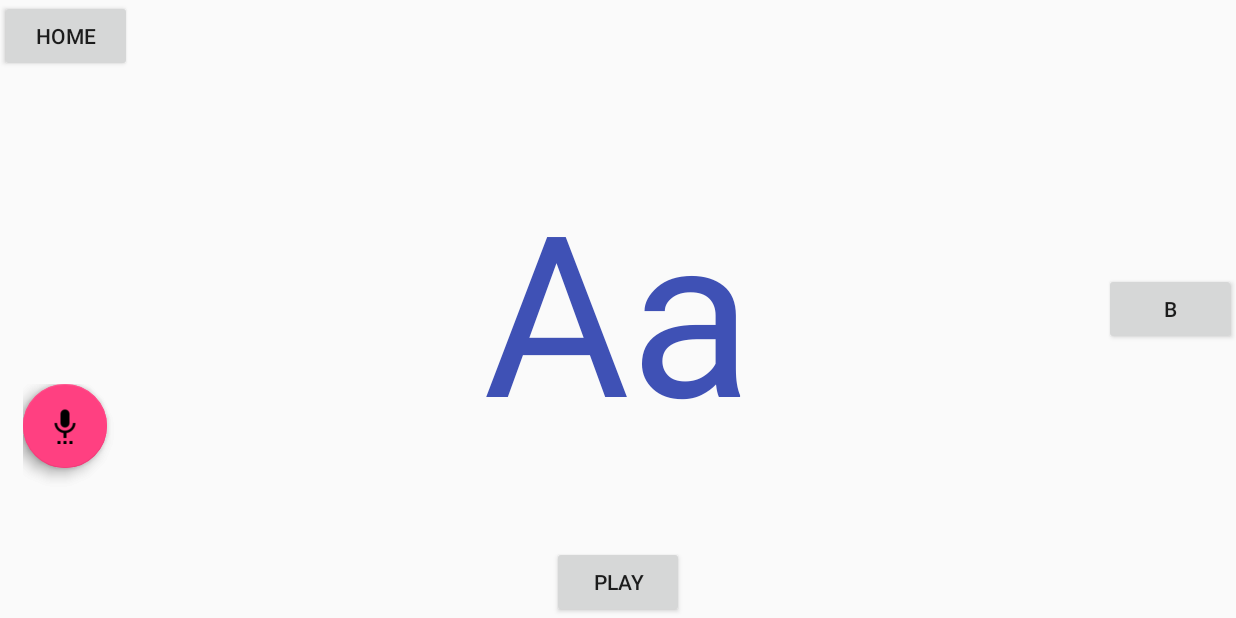
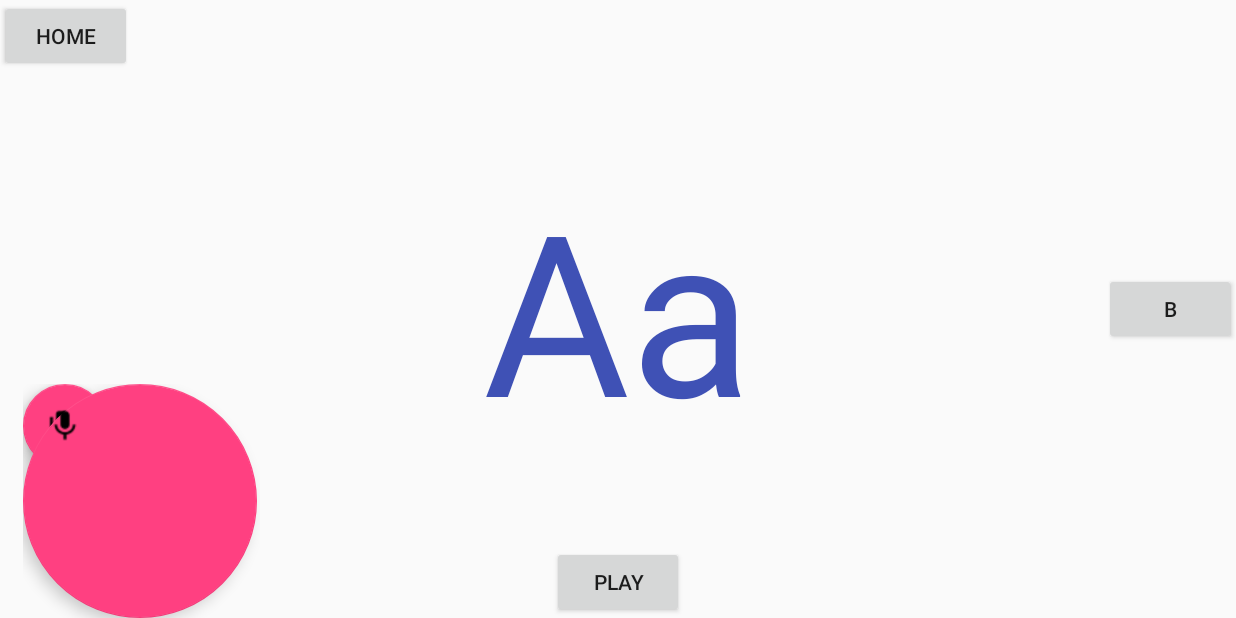
Before and after one commit to Rivanildo/MeuABC, an Android app: the Main2Activity screen opened directly, with no data from a screen before it, on a phone screen of 824 x 412 dp (held sideways). Run offline under Robolectric (Android 15) with nearby library versions, the phone set to English and light mode, and no system bars; plain views replace FloatingActionButton, FloatingActionMenu; 1 statement that could not run was skipped.

Commit message:
Icones do floatbutton ok

```diff
--- a/MeuAbc/app/src/main/res/layout/content_main2.xml
+++ b/MeuAbc/app/src/main/res/layout/content_main2.xml
@@ -15,8 +15,8 @@
         android:layout_height="156dp"
         android:layout_gravity="bottom|start|right"
         fab:menu_colorNormal="#FFFF"
-        fab:fab_size="mini"
         fab:menu_colorPressed="#0000"
+        app:menu_icon="@drawable/settings"
         android:layout_marginBottom="0dp"
         android:layout_marginLeft="15dp"
         fab:menu_labels_ellipsize="start"
@@ -27,15 +27,16 @@
             android:layout_width="wrap_content"
             android:layout_height="wrap_content"
             fab:fab_size="mini"
+            android:src="@drawable/photolibrary"
             fab:fab_colorNormal="#FFFF"
             fab:fab_colorPressed="#0000" />
 
         <com.github.clans.fab.FloatingActionButton
             android:id="@+id/fab2"
-            android:layout_width="wrap_content"
-            android:layout_height="wrap_content"
+            android:layout_width="match_parent"
+            android:layout_height="match_parent"
             fab:fab_size="mini"
-            android:src="@drawable/microphone"
+            android:src="@drawable/mic2"
             fab:fab_colorNormal="#FFFF"
             fab:fab_colorPressed="#0000"/>
 
```
Also changed, not shown: MeuAbc/app/src/main/res/drawable/mic.png (added), MeuAbc/app/src/main/res/drawable/mic2.png (added), MeuAbc/app/src/main/res/drawable/microphone.png (deleted), MeuAbc/app/src/main/res/drawable/photolibrary.png (added), MeuAbc/app/src/main/res/drawable/settings.png (added).
